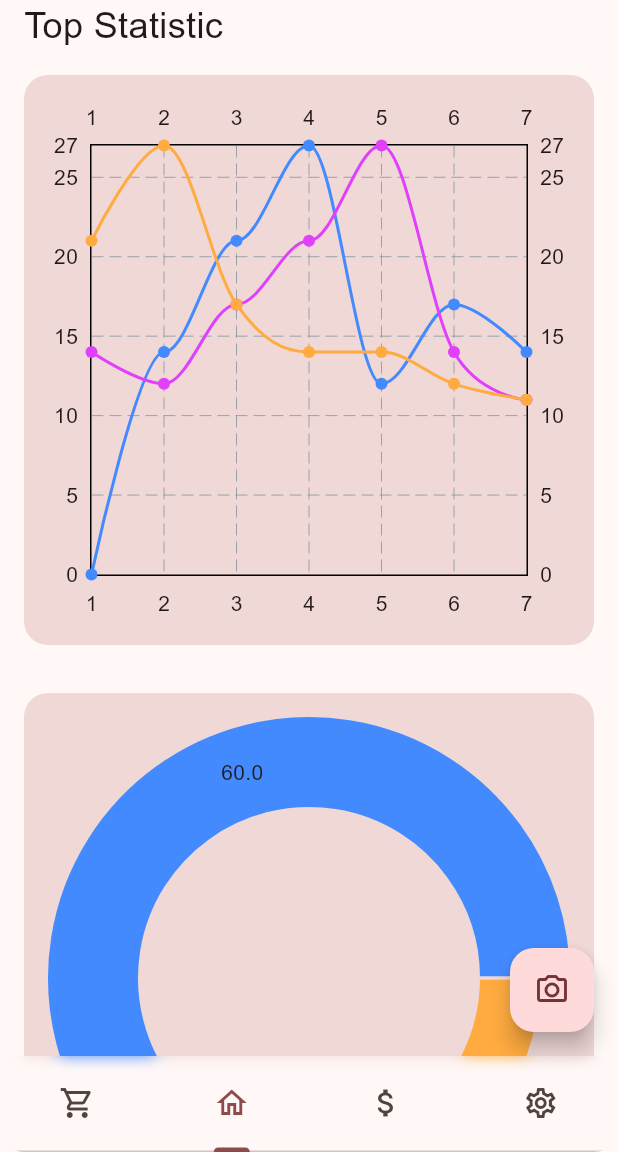
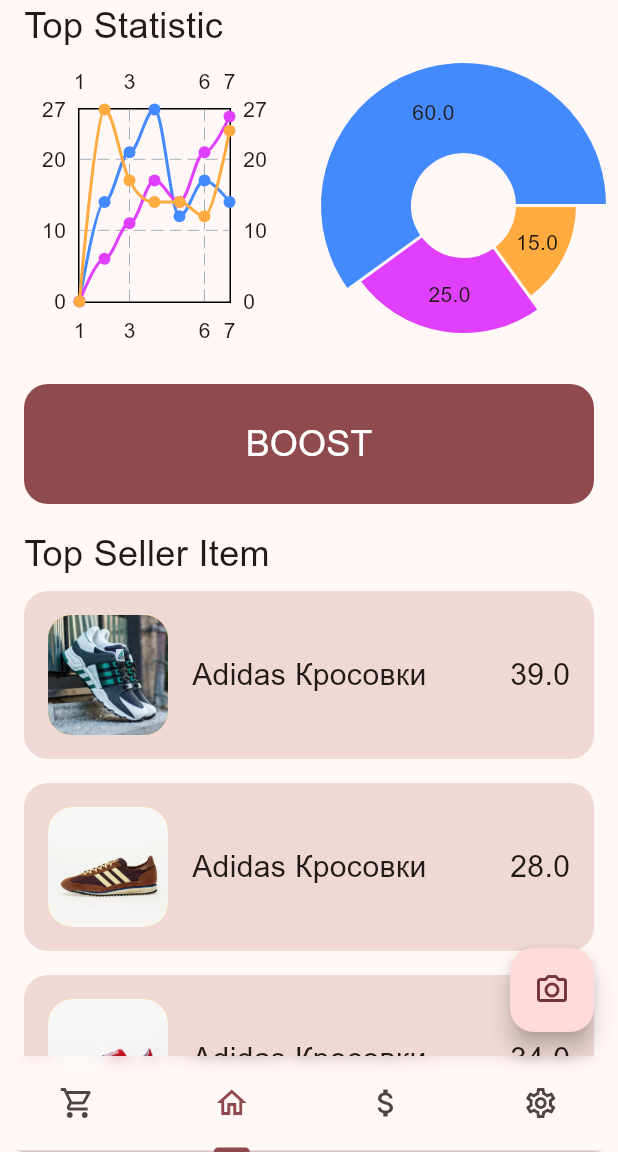
Before and after one commit to LumaMainProject/luma, a Flutter app: the PageSellerHomepage screen opened directly, on a phone screen of 412 x 824 dp, the part 84-1236 px from its top. Run offline on Flutter 3.47's test engine with Material 3 defaults, Android fonts, the light colour scheme and no system bars; drawn by our look-alikes of fl_chart; our stand-ins replace bloc, equatable, flutter_bloc, video_player.

Commit message:
Change in charts

```diff
--- a/lib/ui/pages/seller/homepage/page_seller_homepage_home.dart
+++ b/lib/ui/pages/seller/homepage/page_seller_homepage_home.dart
@@ -2,7 +2,6 @@
 import 'package:flutter/material.dart';
 import 'package:flutter_bloc/flutter_bloc.dart';
 import 'package:luma/domain/seller_bloc/seller_account_bloc.dart';
-import 'package:luma/global/params/app_colors.dart';
 import 'package:luma/global/params/app_text_styles.dart';
 import 'package:luma/ui/widgets/widget_seller_item_card_statistic.dart';
 
@@ -28,23 +27,23 @@
         ];
 
         final List<FlSpot> spotsB = [
-          FlSpot(1, 14),
-          FlSpot(2, 12),
-          FlSpot(3, 17),
-          FlSpot(4, 21),
-          FlSpot(5, 27),
-          FlSpot(6, 14),
-          FlSpot(7, 11),
+          FlSpot(1, 0),
+          FlSpot(2, 6),
+          FlSpot(3, 11),
+          FlSpot(4, 17),
+          FlSpot(5, 14),
+          FlSpot(6, 21),
+          FlSpot(7, 26),
         ];
 
         final List<FlSpot> spotsC = [
-          FlSpot(1, 21),
+          FlSpot(1, 0),
           FlSpot(2, 27),
           FlSpot(3, 17),
           FlSpot(4, 14),
           FlSpot(5, 14),
           FlSpot(6, 12),
-          FlSpot(7, 11),
+          FlSpot(7, 24),
         ];
 
         return CustomScrollView(
@@ -56,79 +55,19 @@
               ),
             ),
 
+            // SliverToBoxAdapter(
+            //   child: LinesGraph(spotsA: spotsA, spotsB: spotsB, spotsC: spotsC),
+            // ),
+
+            // SliverToBoxAdapter(
+            //   child: PieGraph(),
+            // ),
             SliverToBoxAdapter(
-              child: AspectRatio(
-                aspectRatio: 1,
-                child: Container(
-                  margin: EdgeInsets.all(16),
-                  padding: EdgeInsets.symmetric(vertical: 16),
-                  decoration: const BoxDecoration(
-                    color: AppColors.vanillaIce,
-                    borderRadius: BorderRadius.all(Radius.circular(16)),
-                  ),
-                  child: LineChart(
-                    LineChartData(
-                      lineBarsData: [
-                        LineChartBarData(
-                          color: Colors.blueAccent,
-                          isCurved: true,
-                          preventCurveOverShooting: true,
-                          spots: spotsA,
-                        ),
-
-                        LineChartBarData(
-                          color: Colors.purpleAccent,
-                          isCurved: true,
-                          preventCurveOverShooting: true,
-                          spots: spotsB,
-                        ),
-
-                        LineChartBarData(
-                          color: Colors.orangeAccent,
-                          isCurved: true,
-                          preventCurveOverShooting: true,
-                          spots: spotsC,
-                        ),
-                      ],
-                    ),
-                  ),
-                ),
-              ),
-            ),
-
-            SliverToBoxAdapter(
-              child: AspectRatio(
-                aspectRatio: 1.0,
-                child: Container(
-                  margin: EdgeInsets.all(16),
-                  padding: EdgeInsets.symmetric(vertical: 16),
-                  decoration: const BoxDecoration(
-                    color: AppColors.vanillaIce,
-                    borderRadius: BorderRadius.all(Radius.circular(16)),
-                  ),
-                  // height: 300,
-                  child: PieChart(
-                    PieChartData(
-                      sections: [
-                        PieChartSectionData(
-                          value: 15,
-                          radius: 40,
-                          color: Colors.orangeAccent,
-                        ),
-                        PieChartSectionData(
-                          value: 25,
-                          radius: 50,
-                          color: Colors.purpleAccent,
-                        ),
-                        PieChartSectionData(
-                          value: 60,
-                          radius: 60,
-                          color: Colors.blueAccent,
-                        ),
-                      ],
-                    ),
-                  ),
-                ),
+              child: Row(
+                children: [
+                  LinesGraph(spotsA: spotsA, spotsB: spotsB, spotsC: spotsC),
+                  PieGraph(),
+                ],
               ),
             ),
 
@@ -221,3 +160,89 @@
     );
   }
 }
+
+class LinesGraph extends StatelessWidget {
+  const LinesGraph({
+    super.key,
+    required this.spotsA,
+    required this.spotsB,
+    required this.spotsC,
+  });
+
+  final List<FlSpot> spotsA;
+  final List<FlSpot> spotsB;
+  final List<FlSpot> spotsC;
+
+  @override
+  Widget build(BuildContext context) {
+    return SizedBox(
+      width: MediaQuery.of(context).size.width / 2,
+      height: MediaQuery.of(context).size.width / 2,
+      child: Padding(
+        padding: const EdgeInsets.all(8.0),
+        child: LineChart(
+          LineChartData(
+            lineBarsData: [
+              LineChartBarData(
+                color: Colors.blueAccent,
+                isCurved: true,
+                preventCurveOverShooting: true,
+                spots: spotsA,
+              ),
+
+              LineChartBarData(
+                color: Colors.purpleAccent,
+                isCurved: true,
+                preventCurveOverShooting: true,
+                spots: spotsB,
+              ),
+
+              LineChartBarData(
+                color: Colors.orangeAccent,
+                isCurved: true,
+                preventCurveOverShooting: true,
+                spots: spotsC,
+              ),
+            ],
+          ),
+        ),
+      ),
+    );
+  }
+}
+
+class PieGraph extends StatelessWidget {
+  const PieGraph({super.key});
+
+  @override
+  Widget build(BuildContext context) {
+    return SizedBox(
+      width: MediaQuery.of(context).size.width / 2,
+      height: MediaQuery.of(context).size.width / 2,
+      child: Padding(
+        padding: const EdgeInsets.all(8.0),
+        child: PieChart(
+          PieChartData(
+            sections: [
+              PieChartSectionData(
+                value: 15,
+                radius: 40,
+                color: Colors.orangeAccent,
+              ),
+              PieChartSectionData(
+                value: 25,
+                radius: 50,
+                color: Colors.purpleAccent,
+              ),
+              PieChartSectionData(
+                value: 60,
+                radius: 60,
+                color: Colors.blueAccent,
+              ),
+            ],
+          ),
+        ),
+      ),
+    );
+  }
+}
```
